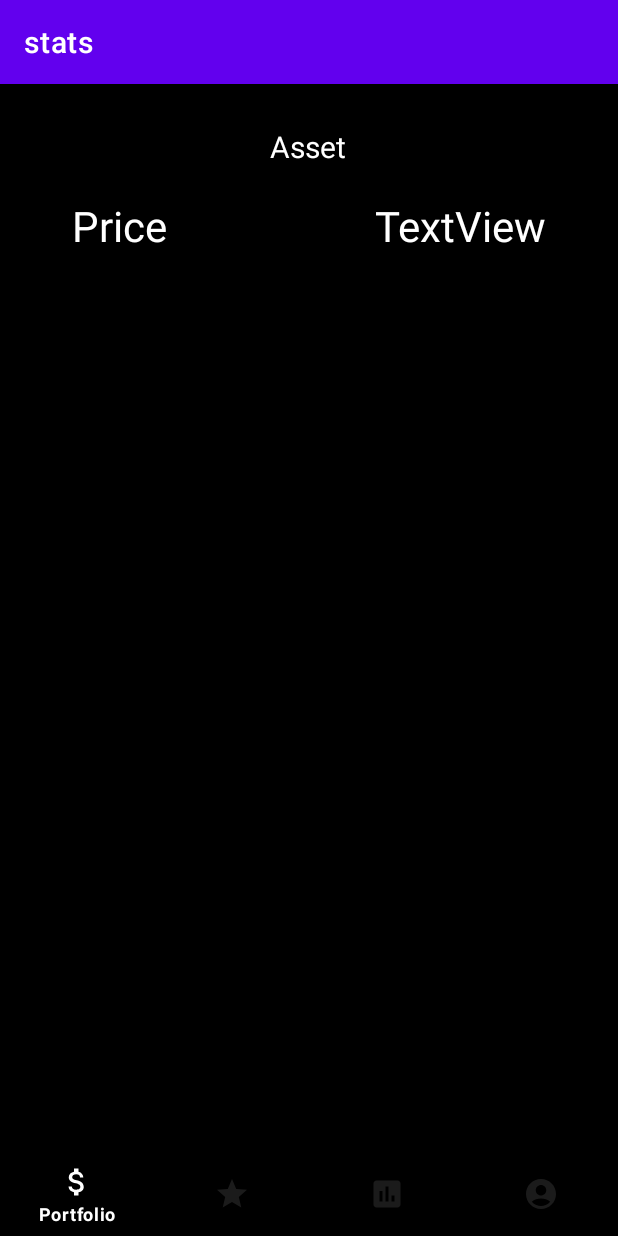
After one commit to AZinkov-of/crypto_stats, an Android app: the fragment AssetFragment placed in its activity, on a phone screen of 412 x 824 dp. The commit adds this screen. Run offline under Robolectric (Android 15) with nearby library versions, the phone set to English and light mode, and no system bars.

Commit message:
added fragment asset

```diff
--- /dev/null
+++ b/app/src/main/java/com/example/stats/AssetFragment.kt
@@ -0,0 +1,36 @@
+package com.example.stats
+
+import android.os.Bundle
+import android.view.LayoutInflater
+import android.view.View
+import android.view.ViewGroup
+import androidx.fragment.app.Fragment
+import com.example.stats.databinding.FragmentAssetBinding
+
+class AssetFragment : Fragment() {
+    private lateinit var binding: FragmentAssetBinding
+
+    override fun onCreateView(
+        inflater: LayoutInflater, container: ViewGroup?,
+        savedInstanceState: Bundle?
+    ): View? {
+        binding = FragmentAssetBinding.inflate(inflater)
+        return binding.root
+    }
+
+    override fun onViewCreated(view: View, savedInstanceState: Bundle?) {
+        val bundle = arguments
+        if (bundle != null) {
+            val ticker = bundle.getString("ticker")
+            val price = bundle.getDouble("price")
+
+            binding.asset.text = ticker
+            binding.Price.text = "$$price"
+        }
+    }
+
+    companion object {
+        @JvmStatic
+        fun newInstance() = AssetFragment()
+    }
+}
--- a/app/src/main/java/com/example/stats/PortfolioAdapter.kt
+++ b/app/src/main/java/com/example/stats/PortfolioAdapter.kt
@@ -11,8 +11,8 @@ import com.example.stats.databinding.PortfolioItemBinding
 import java.text.DecimalFormat
 
 interface ActionListener {
-//    fun deleteAsset(asset: Asset) {
-//    }
+    fun changeAsset(asset: Asset) {
+    }
 }
 
 class PortfolioAdapter(private val actionListener: ActionListener) :
@@ -29,7 +29,8 @@ class PortfolioAdapter(private val actionListener: ActionListener) :
     override fun onCreateViewHolder(parent: ViewGroup, viewType: Int): MyViewHolder {
         val inflater = LayoutInflater.from(parent.context)
         val binding = PortfolioItemBinding.inflate(inflater, parent, false)
-//        binding.root.setOnClickListener(this)
+        binding.root.setOnClickListener(this)
+        binding.price.setOnClickListener(this)
 //        binding.cross.setOnClickListener(this)
         return MyViewHolder(binding)
     }
@@ -38,18 +39,21 @@ class PortfolioAdapter(private val actionListener: ActionListener) :
         val binding: PortfolioItemBinding
     ) : RecyclerView.ViewHolder(binding.root)
 
-//    override fun onClick(v: View) {
-////        val word: Word = v.tag as Word
-//        when (v.id) {
-////            R.id.cross -> {
-////                actionListener.deleteItem(word)
-////            }
-//
-//            else -> {
-////                actionListener.deleteItem(word)
+    override fun onClick(v: View) {
+        val ass = v.tag as Asset
+        when (v.id) {
+            R.id.price -> {
+                actionListener.changeAsset(ass)
+            }
+//            R.id. -> {
+//                actionListener.buy(ad)
 //            }
-//        }
-//    }
+            else -> {
+                actionListener.changeAsset(ass)
+            }
+        }
+    }
+
 
     override fun getItemCount(): Int {
         return potfolioList.size
@@ -80,11 +84,15 @@ class PortfolioAdapter(private val actionListener: ActionListener) :
         percent.text = "${df.format(per)}%"
         profit.text = "$" + "${df.format(currentItem.price / (100 + per) * per * currentItem.volume)}"
         }
+
+        holder.binding.price.tag = currentItem
+        holder.binding.root.tag= currentItem
+
     }
 
-    override fun onClick(p0: View?) {
-        TODO("Not yet implemented")
-    }
+//    override fun onClick(p0: View?) {
+//        TODO("Not yet implemented")
+//    }
 
     fun setData(asset: List<Asset>) {
         potfolioList = asset
--- /dev/null
+++ b/app/src/main/res/layout/fragment_asset.xml
@@ -0,0 +1,48 @@
+<?xml version="1.0" encoding="utf-8"?>
+<androidx.constraintlayout.widget.ConstraintLayout xmlns:android="http://schemas.android.com/apk/res/android"
+    xmlns:app="http://schemas.android.com/apk/res-auto"
+    xmlns:tools="http://schemas.android.com/tools"
+    android:layout_width="match_parent"
+    android:layout_height="match_parent"
+    android:background="@color/black"
+    tools:context=".AssetFragment">
+
+    <TextView
+        android:id="@+id/Price"
+        android:layout_width="wrap_content"
+        android:layout_height="wrap_content"
+        android:layout_marginStart="48dp"
+        android:layout_marginTop="20dp"
+        android:text="Price"
+        android:textColor="@color/white"
+        android:textSize="28sp"
+        app:layout_constraintStart_toStartOf="parent"
+        app:layout_constraintTop_toBottomOf="@+id/asset" />
+
+    <TextView
+        android:id="@+id/asset"
+        android:layout_width="wrap_content"
+        android:layout_height="wrap_content"
+        android:layout_marginTop="28dp"
+        android:text="Asset"
+        android:textColor="@color/white"
+        android:textSize="20sp"
+        app:layout_constraintEnd_toEndOf="parent"
+        app:layout_constraintHorizontal_bias="0.498"
+        app:layout_constraintStart_toStartOf="parent"
+        app:layout_constraintTop_toTopOf="parent"
+        tools:ignore="MissingConstraints" />
+
+    <TextView
+        android:id="@+id/textView5"
+        android:layout_width="wrap_content"
+        android:layout_height="wrap_content"
+        android:layout_marginTop="20dp"
+        android:layout_marginEnd="48dp"
+        android:text="TextView"
+        android:textColor="@color/white"
+        android:textSize="28sp"
+        app:layout_constraintEnd_toEndOf="parent"
+        app:layout_constraintTop_toBottomOf="@+id/asset"
+        tools:ignore="MissingConstraints" />
+</androidx.constraintlayout.widget.ConstraintLayout>
--- a/app/src/main/res/values/strings.xml
+++ b/app/src/main/res/values/strings.xml
@@ -1,3 +1,5 @@
 <resources>
     <string name="app_name">stats</string>
+    <!-- TODO: Remove or change this placeholder text -->
+    <string name="hello_blank_fragment">Hello blank fragment</string>
 </resources>
```
Also changed, not shown: app/src/main/java/com/example/stats/PortfolioFragment.kt (+17 -4 lines).
